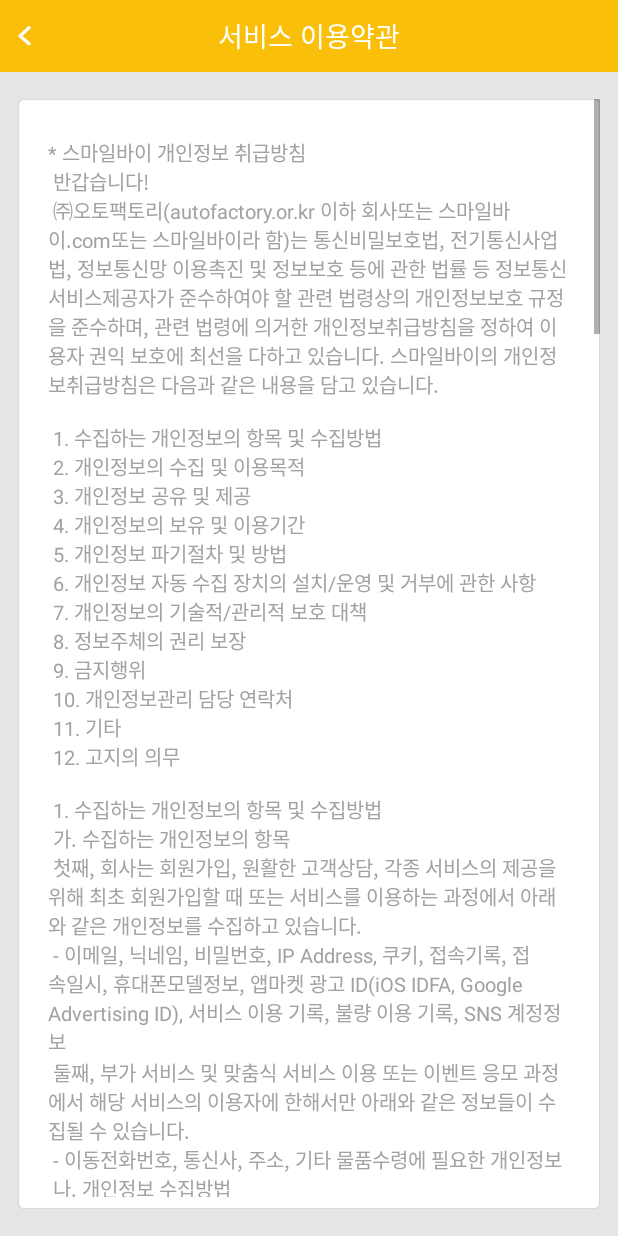
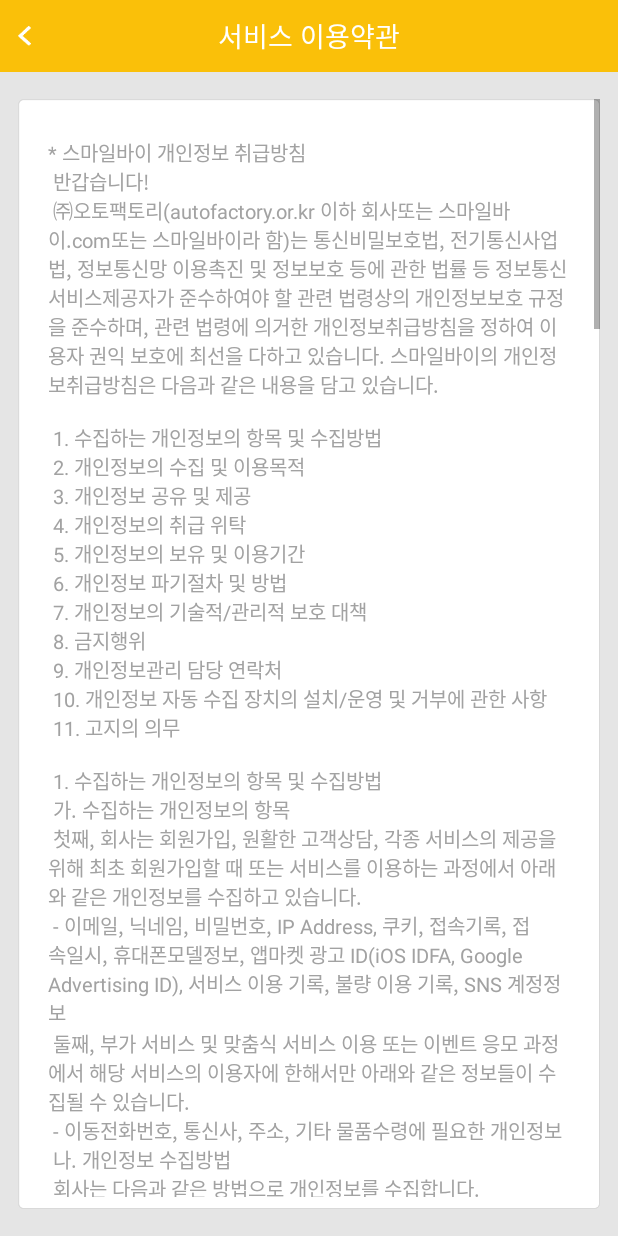
Before and after one commit to EvilStorm/SmileBuy, an Android app: the layout act_terms_setting.xml on its own in the app's theme, with its tools: preview values and no code run, on a phone screen of 412 x 824 dp. Run offline under Robolectric (Android 15) with nearby library versions, the phone set to English and light mode, and no system bars; Roboto replaces fonts that are not available here.

Commit message:
이용약관 수정

```diff
--- a/app/src/main/res/values/strings.xml
+++ b/app/src/main/res/values/strings.xml
@@ -785,15 +785,14 @@
 1. 수집하는 개인정보의 항목 및 수집방법\n
 2. 개인정보의 수집 및 이용목적\n
 3. 개인정보 공유 및 제공\n
-4. 개인정보의 보유 및 이용기간\n
-5. 개인정보 파기절차 및 방법\n
-6. 개인정보 자동 수집 장치의 설치/운영 및 거부에 관한 사항\n
+4. 개인정보의 취급 위탁\n
+5. 개인정보의 보유 및 이용기간\n
+6. 개인정보 파기절차 및 방법\n
 7. 개인정보의 기술적/관리적 보호 대책\n
-8. 정보주체의 권리 보장\n
-9. 금지행위\n
-10. 개인정보관리 담당 연락처\n
-11. 기타\n
-12. 고지의 의무\n\n
+8. 금지행위\n
+9. 개인정보관리 담당 연락처\n
+10. 개인정보 자동 수집 장치의 설치/운영 및 거부에 관한 사항\n
+11. 고지의 의무\n\n
 
 
 1. 수집하는 개인정보의 항목 및 수집방법\n
@@ -883,7 +882,11 @@
 기타 개인정보침해에 대한 신고나 상담이 필요하신 경우에는 아래 기관에 문의하시기 바랍니다.\n
 개인분쟁조정위원회 (www.1336.or.kr / 1336) 정보보호마크인증위원회 (www.eprivacy.or.kr / 02-580-0533~4) 대검찰청 인터넷범죄수사센터 (http://icic.sppo.go.kr / 02-3480-3600) 경찰청 사이버테러대응센터 (www.ctrc.go.kr / 02-392-0330)\n
 
-10. 고지의 의무\n
+10. 개인정보 자동 수집 장치의 설치/운영 및 거부에 관한 사항\n
+회사는 개인간의 구입, 판매연락을 등을 지원하기 위해 이용자가 매물을 등록하고, 다른 이용자가 해당 매물을 확인 한 뒤, 전화 또는 문자를 보낼 수 있도록 하고있습니다.\n
+        이용자는 이에 대한 동의를 하지 않으면 애플리케이션 사용이 불가능 합니다.
+
+11. 고지의 의무\n
 현 개인정보취급방침 내용 추가, 삭제 및 수정이 있을 시에는 개정 최소 7일전부터 홈페이지나 서비스의 ‘공지사항’ 혹은 ‘개별공지’를 통해 고지할 것입니다.\n
 공고일자 : 2016년 1월 30일\n
 시행일자 : 2016년 1월 30일\n
```
